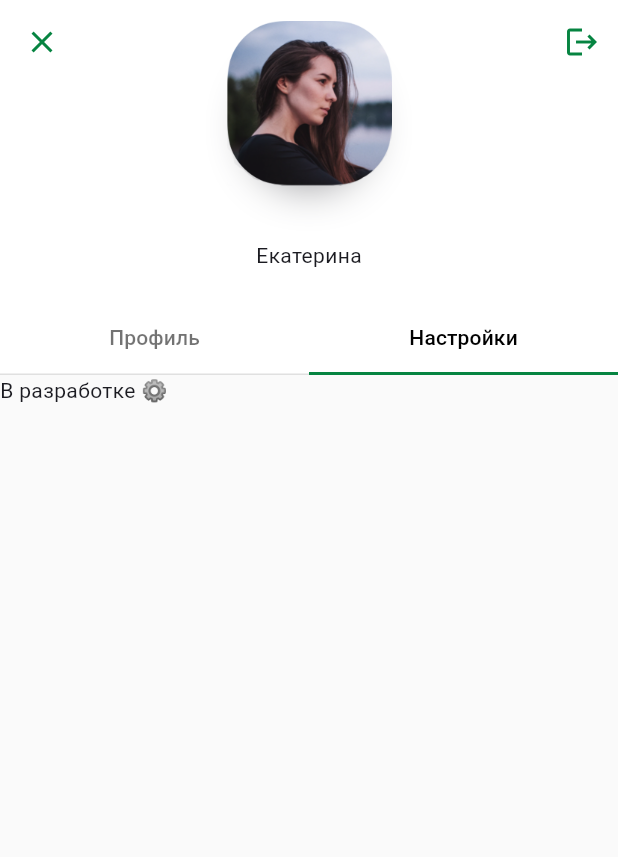
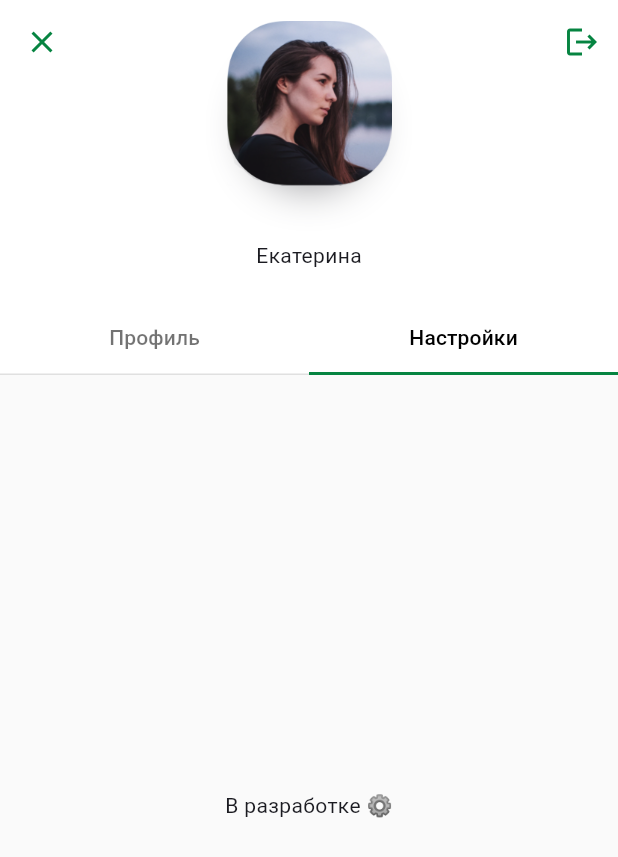
Before and after one commit to ledi-bruh/L1FDD, a Flutter app: the screen it shows after launch, tab 2 chosen, on a phone screen of 412 x 824 dp. Shown: the top 857 px of the screen. Run offline on Flutter 3.47's test engine with Material 3 defaults, Android fonts, the light colour scheme and no system bars.

Commit message:
change settings page

```diff
--- a/lib/app/pages/settings_page.dart
+++ b/lib/app/pages/settings_page.dart
@@ -6,6 +6,8 @@ class SettingsPage extends StatelessWidget {
 
   @override
   Widget build(BuildContext context) {
-    return const Text(Strings.inDev);
+    return const Center(
+      child: Text(Strings.inDev),
+    );
   }
 }
```
